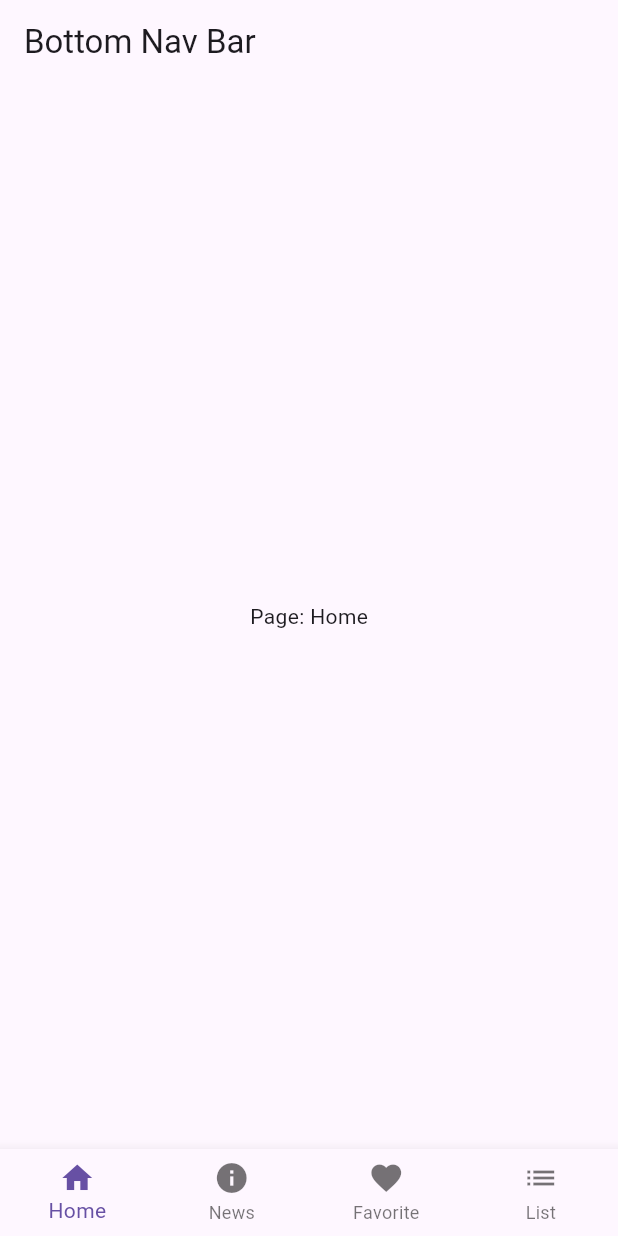
After one commit to KorolenkoDaniil/book, a Flutter app: the screen it shows after launch, on a phone screen of 412 x 824 dp. The commit adds this screen. Run offline on Flutter 3.47's test engine with Material 3 defaults, Android fonts, the phone set to English and light mode, and no system bars.

Commit message:
bottom navigation baer

```diff
--- /dev/null
+++ b/lib/bottomNavigationBar/bottomNavigationBar.dart
@@ -0,0 +1,47 @@
+import 'package:flutter/material.dart';
+
+final List<Widget> _navigationPages = [
+  const Center(child: Text("Page: Home")),
+  const Center(child: Text("Page: News")),
+  const Center(child: Text("Page: Favorites")),
+  const Center(child: Text("Page: List")),
+];
+
+class BottomNavigationBarExample extends StatefulWidget {
+  BottomNavigationBarExample({Key? key}) : super(key: key);
+
+  @override
+  State<BottomNavigationBarExample> createState() => _BottomNavigationBarExampleState();
+}
+
+class _BottomNavigationBarExampleState extends State<BottomNavigationBarExample> {
+  final appTitle = "Bottom Nav Bar";
+  int _itemSelected = 0; // Правильное имя переменной
+
+  void _bottomBarNavigation(int index) {
+    setState(() {
+      _itemSelected = index;
+    });
+  }
+
+  @override
+  Widget build(BuildContext context) {
+    return Scaffold(
+      appBar: AppBar(
+        title: Text(appTitle),
+      ),
+      body: _navigationPages[_itemSelected],
+      bottomNavigationBar: BottomNavigationBar(
+        currentIndex: _itemSelected,
+        onTap: _bottomBarNavigation, // Исправлено имя метода
+        type: BottomNavigationBarType.fixed,
+        items: const [
+          BottomNavigationBarItem(icon: Icon(Icons.home), label: "Home"),
+          BottomNavigationBarItem(icon: Icon(Icons.info), label: "News"),
+          BottomNavigationBarItem(icon: Icon(Icons.favorite), label: "Favorite"),
+          BottomNavigationBarItem(icon: Icon(Icons.list), label: "List"),
+        ],
+      ),
+    );
+  }
+}
--- a/lib/main.dart
+++ b/lib/main.dart
@@ -2,6 +2,7 @@ import 'package:flutter/material.dart';
 import 'package:korcourses/ImperativeNavigation/Navigation.dart';
 import 'package:korcourses/tabBar/tapBar.dart';
 
+import 'bottomNavigationBar/bottomNavigationBar.dart';
 import 'navigationDrawer/MyDrawerWidget.dart';
 
 void main() {
@@ -26,7 +27,8 @@ class MyApp extends StatelessWidget {
       home:
         // Navigation(),
         // myDrawerWidget()
-        tapBar()
+        // tapBar()
+        BottomNavigationBarExample()
     );
   }
 }
```
